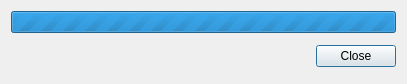
Old version of the form arho_feature_template/gui/dialogs/post_plan.ui in the repository GispoCoding/arho-qgis-plugin.
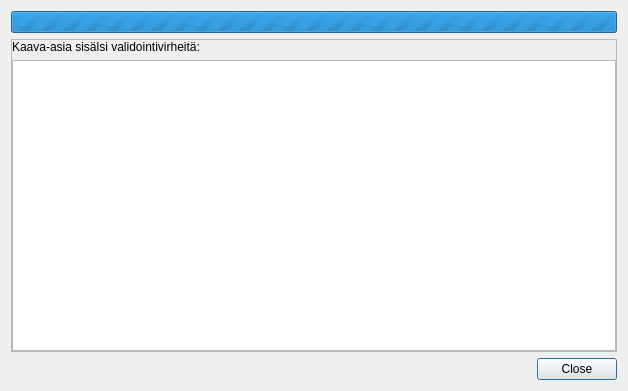
New version of the form. Custom widgets are drawn as their Qt base class.

Commit message: Small enchancements to ryhti export buttons and form

```diff
--- a/arho_feature_template/gui/dialogs/post_plan.ui
+++ b/arho_feature_template/gui/dialogs/post_plan.ui
@@ -9,8 +9,8 @@
    <rect>
     <x>0</x>
     <y>0</y>
-    <width>407</width>
-    <height>84</height>
+    <width>628</width>
+    <height>391</height>
    </rect>
   </property>
   <property name="sizePolicy">
@@ -37,9 +37,47 @@
      <property name="value">
       <number>0</number>
      </property>
-     <property name="textVisible">
-      <bool>false</bool>
+    </widget>
+   </item>
+   <item>
+    <widget class="QFrame" name="validation_error_frame">
+     <property name="frameShape">
+      <enum>QFrame::StyledPanel</enum>
      </property>
+     <property name="frameShadow">
+      <enum>QFrame::Raised</enum>
+     </property>
+     <layout class="QVBoxLayout" name="verticalLayout">
+      <property name="leftMargin">
+       <number>0</number>
+      </property>
+      <property name="topMargin">
+       <number>0</number>
+      </property>
+      <property name="rightMargin">
+       <number>0</number>
+      </property>
+      <property name="bottomMargin">
+       <number>0</number>
+      </property>
+      <item>
+       <widget class="QLabel" name="validation_label">
+        <property name="text">
+         <string>Kaava-asia sisälsi validointivirheitä:</string>
+        </property>
+       </widget>
+      </item>
+      <item>
+       <widget class="ValidationTreeView" name="validation_result_tree_view">
+        <property name="minimumSize">
+         <size>
+          <width>600</width>
+          <height>250</height>
+         </size>
+        </property>
+       </widget>
+      </item>
+     </layout>
     </widget>
    </item>
    <item>
@@ -86,6 +124,13 @@
    </item>
   </layout>
  </widget>
+ <customwidgets>
+  <customwidget>
+   <class>ValidationTreeView</class>
+   <extends>QTreeView</extends>
+   <header>arho_feature_template.gui.components.validation_tree_view</header>
+  </customwidget>
+ </customwidgets>
  <resources/>
  <connections/>
 </ui>
```
Left out of the diff: 2 changed lines with no effect on the pictures. The commit also changes 4 other files.
